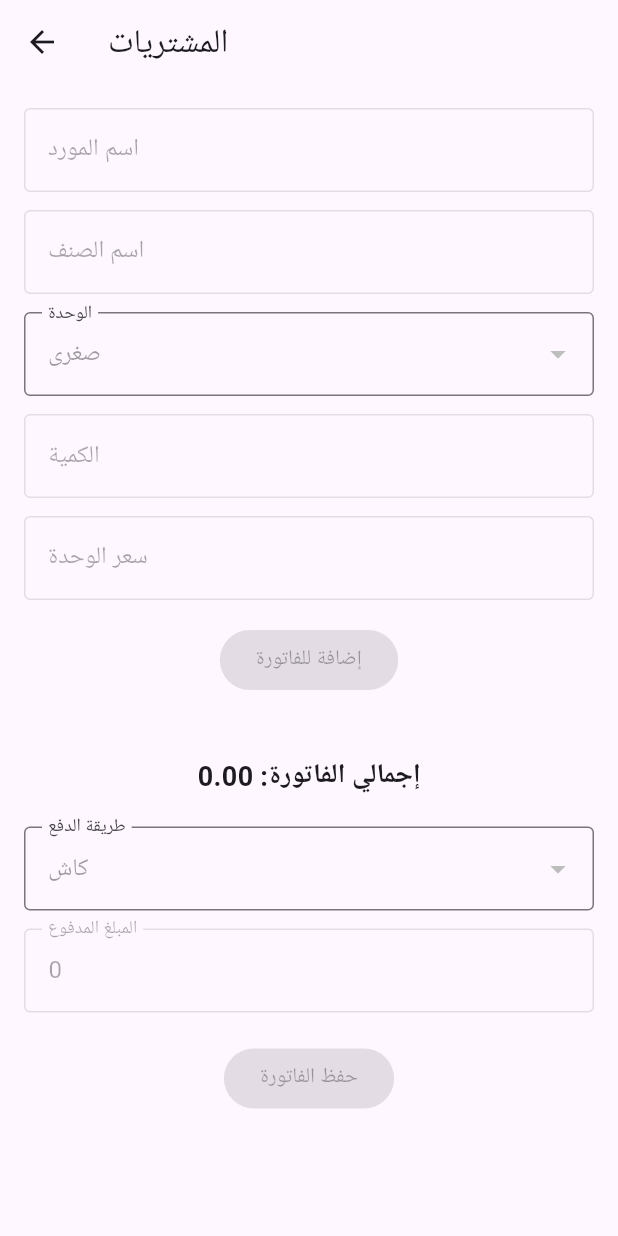
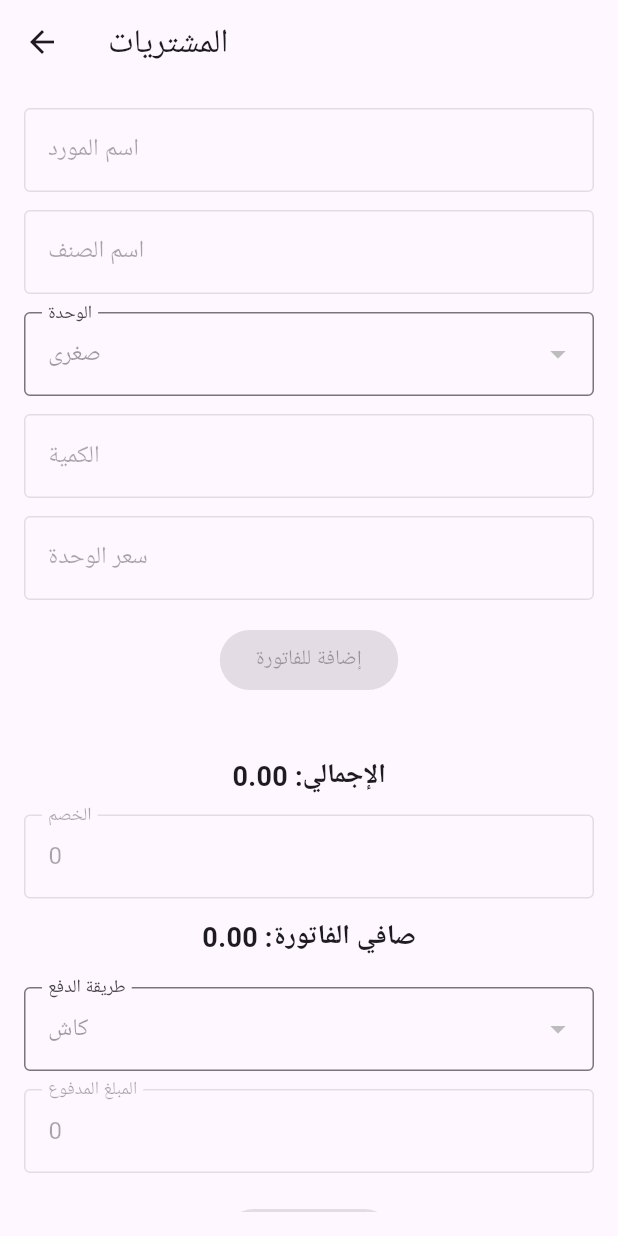
Before and after one commit to mohamedanwercivil-glitch/aimex01, a Flutter app: the PurchaseScreen screen opened directly, on a phone screen of 412 x 824 dp. Run offline on Flutter 3.47's test engine with Material 3 defaults, Android fonts, the phone set to English and light mode, and no system bars; our stand-ins replace flutter_local_notifications, hive, hive_flutter, share_plus, shared_preferences; missing offline and left inert: excel, workmanager; accounts and stored records are empty.

Commit message:
Describe what was completed

```diff
--- a/lib/screens/purchase_screen.dart
+++ b/lib/screens/purchase_screen.dart
@@ -40,6 +40,7 @@ class _PurchaseScreenState extends State<PurchaseScreen> {
   final qtyController = TextEditingController();
   final priceController = TextEditingController();
   final paidAmountController = TextEditingController();
+  final discountController = TextEditingController(); // Added discount controller
 
   String selectedUnit = 'صغرى';
   String paymentType = 'كاش';
@@ -48,12 +49,15 @@ class _PurchaseScreenState extends State<PurchaseScreen> {
   final List<PurchaseItem> items = [];
   int? editingIndex;
 
-  double get total => items.fold(0, (sum, item) => sum + item.total);
+  double get subtotal => items.fold(0, (sum, item) => sum + item.total);
+  double get discount => double.tryParse(discountController.text) ?? 0.0;
+  double get total => subtotal - discount;
 
   @override
   void initState() {
     super.initState();
     paidAmountController.text = '0';
+    discountController.text = '0'; // Initialize discount
   }
 
   @override
@@ -63,6 +67,7 @@ class _PurchaseScreenState extends State<PurchaseScreen> {
     qtyController.dispose();
     priceController.dispose();
     paidAmountController.dispose();
+    discountController.dispose(); // Dispose discount controller
     super.dispose();
   }
 
@@ -109,6 +114,19 @@ class _PurchaseScreenState extends State<PurchaseScreen> {
 
     final supplier = supplierController.text.trim();
     if (supplier.isEmpty || items.isEmpty) return;
+
+    if (discount < 0) {
+      ScaffoldMessenger.of(context).showSnackBar(
+        const SnackBar(content: Text('الخصم لا يمكن أن يكون سالباً')),
+      );
+      return;
+    }
+    if (total < 0) {
+      ScaffoldMessenger.of(context).showSnackBar(
+        const SnackBar(content: Text('الإجمالي بعد الخصم لا يمكن أن يكون سالباً')),
+      );
+      return;
+    }
 
     if (paymentType == 'آجل') {
       _performSave(0);
@@ -209,6 +227,7 @@ class _PurchaseScreenState extends State<PurchaseScreen> {
         'paidAmount': paidAmount,
         'dueAmount': dueAmount,
         'time': DateTime.now().toString(),
+        'discount': discount, // Added discount
       });
     }
 
@@ -216,6 +235,7 @@ class _PurchaseScreenState extends State<PurchaseScreen> {
       items.clear();
       supplierController.clear();
       paidAmountController.text = '0';
+      discountController.text = '0'; // Clear discount
       editingIndex = null;
       selectedWallet = null;
       paymentType = 'كاش';
@@ -321,9 +341,27 @@ class _PurchaseScreenState extends State<PurchaseScreen> {
               }),
               const SizedBox(height: 20),
               Text(
-                'إجمالي الفاتورة: ${total.toStringAsFixed(2)}',
+                'الإجمالي: ${subtotal.toStringAsFixed(2)}',
                 style: const TextStyle(
                     fontSize: 18, fontWeight: FontWeight.bold),
+              ),
+              const SizedBox(height: 12),
+              TextField(
+                enabled: dayStarted,
+                controller: discountController,
+                keyboardType:
+                    const TextInputType.numberWithOptions(decimal: true),
+                decoration: const InputDecoration(
+                  labelText: 'الخصم',
+                  border: OutlineInputBorder(),
+                ),
+                onChanged: (_) => setState(() {}),
+              ),
+              const SizedBox(height: 12),
+              Text(
+                'صافي الفاتورة: ${total.toStringAsFixed(2)}',
+                style:
+                    const TextStyle(fontSize: 18, fontWeight: FontWeight.bold),
               ),
               const SizedBox(height: 20),
               DropdownButtonFormField<String>(
```
